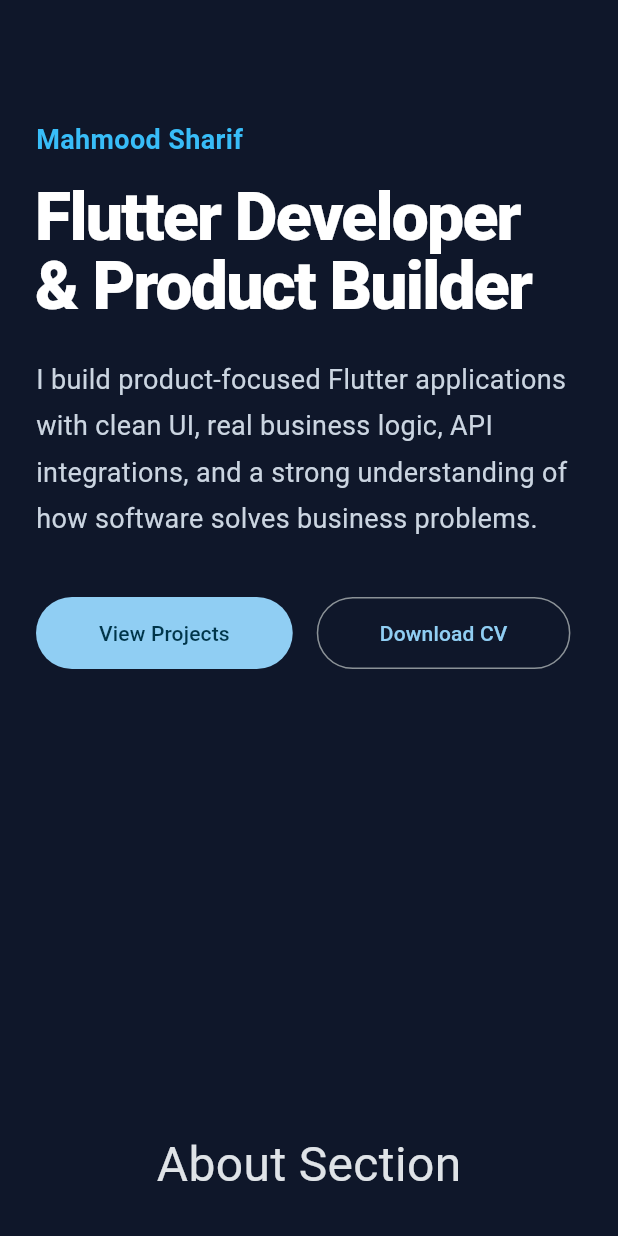
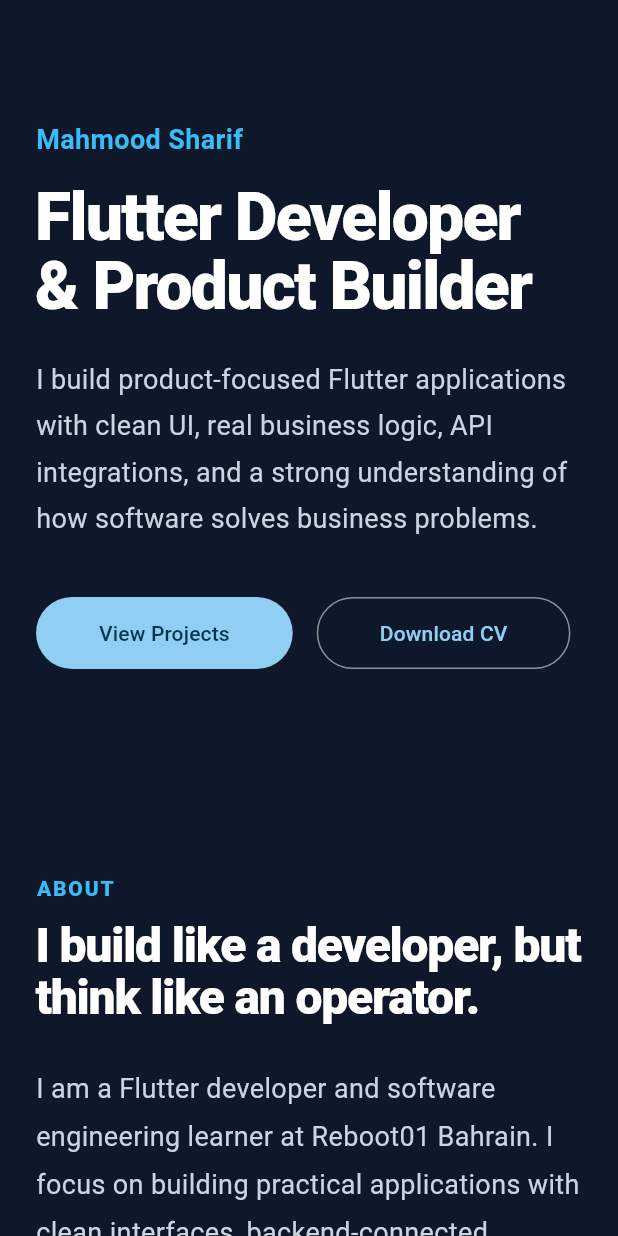
Before and after one commit to Mahmood-Sharif/mahmood_dev, a Flutter app: the screen it shows after launch, on a phone screen of 412 x 824 dp. Run offline on Flutter 3.47's test engine with Material 3 defaults, Android fonts, the phone set to English and light mode, and no system bars.

Commit message:
Add tech stack data and responsive skill cards

```diff
--- /dev/null
+++ b/lib/data/skills_data.dart
@@ -0,0 +1,19 @@
+const skills = [
+  SkillItem(name: 'Flutter', category: 'Mobile & Web UI'),
+  SkillItem(name: 'Dart', category: 'App Development'),
+  SkillItem(name: 'Supabase', category: 'Backend as a Service'),
+  SkillItem(name: 'REST APIs', category: 'Integration'),
+  SkillItem(name: 'Firebase', category: 'Backend as a Service'),
+  SkillItem(name: 'Go', category: 'Backend Development'),
+  SkillItem(name: 'JavaScript', category: 'Web Development'),
+  SkillItem(name: 'SQLite', category: 'Database'),
+  SkillItem(name: 'Git', category: 'Version Control'),
+  SkillItem(name: 'Cloudflare', category: 'Deployment'),
+];
+
+class SkillItem {
+  final String name;
+  final String category;
+
+  const SkillItem({required this.name, required this.category});
+}
--- a/lib/sections/about_section.dart
+++ b/lib/sections/about_section.dart
@@ -1,18 +1,126 @@
 import 'package:flutter/material.dart';
+
+import '../app/app_theme.dart';
+import '../widgets/portfolio_section.dart';
 
 class AboutSection extends StatelessWidget {
   const AboutSection({super.key});
 
   @override
   Widget build(BuildContext context) {
-    return const SizedBox(
-      height: 500,
-      child: Center(
-        child: Text(
-          'About Section',
-          style: TextStyle(fontSize: 32),
-        ),
+    return PortfolioSection(
+      eyebrow: 'ABOUT',
+      title: 'I build like a developer, but think like an operator.',
+      child: LayoutBuilder(
+        builder: (context, constraints) {
+          final isMobile = constraints.maxWidth < 800;
+
+          return isMobile
+              ? const Column(
+                  crossAxisAlignment: CrossAxisAlignment.start,
+                  children: [
+                    _AboutText(),
+                    SizedBox(height: 24),
+                    _AboutHighlights(),
+                  ],
+                )
+              : const Row(
+                  crossAxisAlignment: CrossAxisAlignment.start,
+                  children: [
+                    Expanded(flex: 6, child: _AboutText()),
+                    SizedBox(width: 48),
+                    Expanded(flex: 4, child: _AboutHighlights()),
+                  ],
+                );
+        },
       ),
     );
   }
 }
+
+class _AboutText extends StatelessWidget {
+  const _AboutText();
+
+  @override
+  Widget build(BuildContext context) {
+    return const Text(
+      'I am a Flutter developer and software engineering learner at Reboot01 Bahrain. I focus on building practical applications with clean interfaces, backend-connected features, and real product logic.\n\nMy background includes startup execution, full-stack projects, and product validation. That means I do not only care about how the screen looks — I care about whether the software solves the actual business problem.',
+      style: TextStyle(
+        fontSize: 18,
+        height: 1.75,
+        color: AppTheme.textSecondary,
+      ),
+    );
+  }
+}
+
+class _AboutHighlights extends StatelessWidget {
+  const _AboutHighlights();
+
+  @override
+  Widget build(BuildContext context) {
+    return const Column(
+      children: [
+        _HighlightCard(
+          title: 'Product-minded',
+          description:
+              'I understand users, business requirements, and why a feature matters.',
+        ),
+        SizedBox(height: 14),
+        _HighlightCard(
+          title: 'Full-stack aware',
+          description:
+              'Comfortable working with APIs, Supabase, Go backends, SQLite, and real-time systems.',
+        ),
+        SizedBox(height: 14),
+        _HighlightCard(
+          title: 'Execution-focused',
+          description:
+              'I care about shipping working products, not just writing code in isolation.',
+        ),
+      ],
+    );
+  }
+}
+
+class _HighlightCard extends StatelessWidget {
+  final String title;
+  final String description;
+
+  const _HighlightCard({required this.title, required this.description});
+
+  @override
+  Widget build(BuildContext context) {
+    return Container(
+      width: double.infinity,
+      padding: const EdgeInsets.all(22),
+      decoration: BoxDecoration(
+        color: AppTheme.surface,
+        borderRadius: BorderRadius.circular(22),
+        border: Border.all(color: AppTheme.border),
+      ),
+      child: Column(
+        crossAxisAlignment: CrossAxisAlignment.start,
+        children: [
+          Text(
+            title,
+            style: const TextStyle(
+              color: AppTheme.textPrimary,
+              fontSize: 18,
+              fontWeight: FontWeight.w800,
+            ),
+          ),
+          const SizedBox(height: 8),
+          Text(
+            description,
+            style: const TextStyle(
+              color: AppTheme.textSecondary,
+              fontSize: 15,
+              height: 1.55,
+            ),
+          ),
+        ],
+      ),
+    );
+  }
+}
--- /dev/null
+++ b/lib/widgets/portfolio_section.dart
@@ -0,0 +1,63 @@
+import 'package:flutter/material.dart';
+
+import '../app/app_theme.dart';
+
+class PortfolioSection extends StatelessWidget {
+  final String title;
+  final String? eyebrow;
+  final Widget child;
+
+  const PortfolioSection({
+    super.key,
+    required this.title,
+    this.eyebrow,
+    required this.child,
+  });
+
+  @override
+  Widget build(BuildContext context) {
+    final isMobile = MediaQuery.sizeOf(context).width < 800;
+
+    return Container(
+      width: double.infinity,
+      padding: EdgeInsets.symmetric(
+        horizontal: isMobile ? 24 : 96,
+        vertical: isMobile ? 56 : 72,
+      ),
+      child: Center(
+        child: ConstrainedBox(
+          constraints: const BoxConstraints(maxWidth: 1200),
+          child: Column(
+            crossAxisAlignment: CrossAxisAlignment.start,
+            children: [
+              if (eyebrow != null) ...[
+                Text(
+                  eyebrow!,
+                  style: const TextStyle(
+                    color: AppTheme.primary,
+                    fontSize: 14,
+                    fontWeight: FontWeight.w800,
+                    letterSpacing: 1.2,
+                  ),
+                ),
+                const SizedBox(height: 10),
+              ],
+              Text(
+                title,
+                style: TextStyle(
+                  fontSize: isMobile ? 32 : 44,
+                  height: 1.1,
+                  fontWeight: FontWeight.w800,
+                  color: AppTheme.textPrimary,
+                  letterSpacing: -0.8,
+                ),
+              ),
+              const SizedBox(height: 28),
+              child,
+            ],
+          ),
+        ),
+      ),
+    );
+  }
+}
```
Also changed, not shown: lib/sections/tech_stack_section.dart (+31 -7 lines), lib/widgets/skill_card.dart (added, +44 -0 lines).
